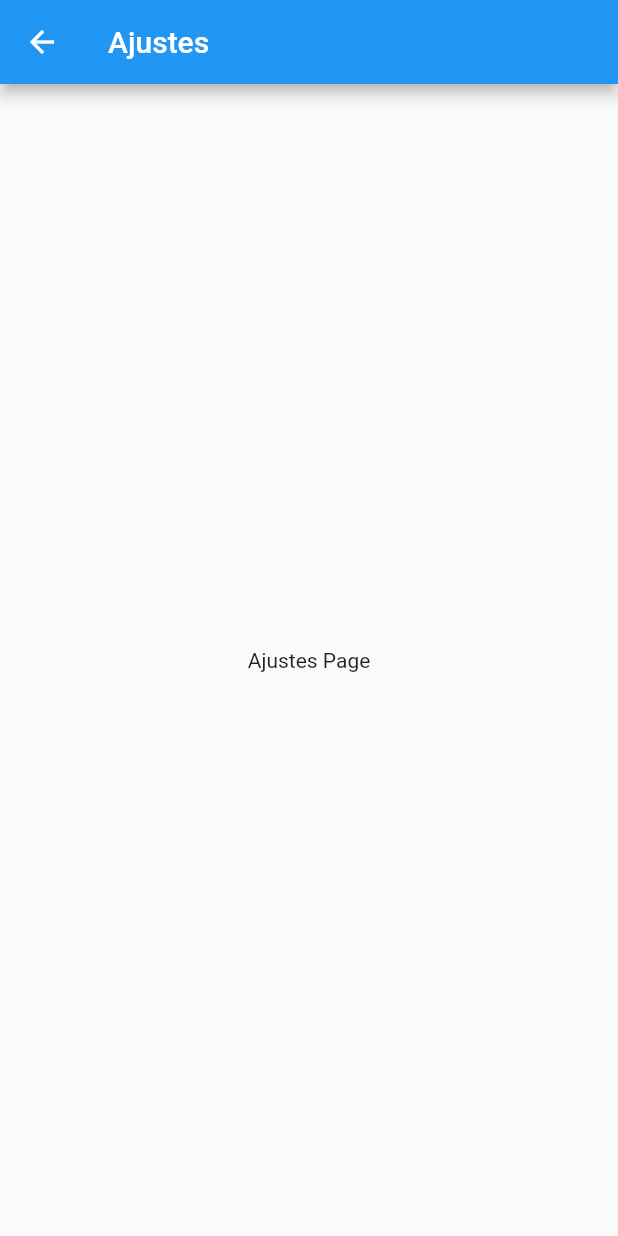
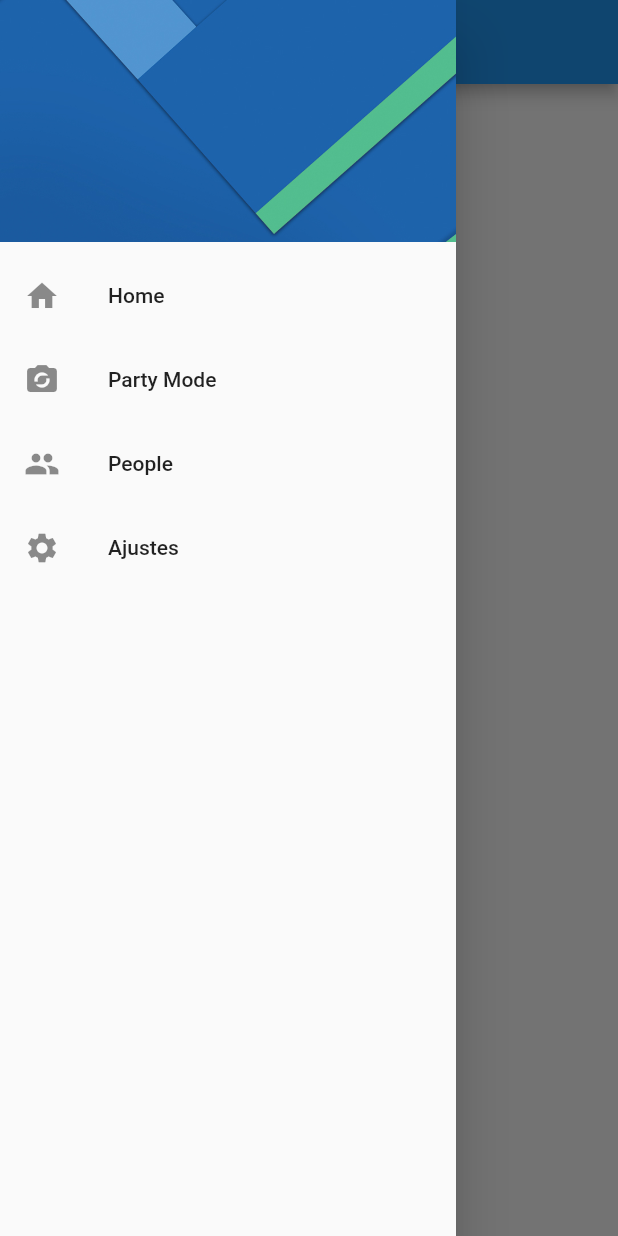
Before and after one commit to Jhonsebas77/udemy-flutter-shared-preferences, a Flutter app: the SettingsPage screen opened by its route, with the side drawer open (before the commit the screen has no drawer), on a phone screen of 412 x 824 dp. Run offline on Flutter 3.47's test engine with Material 2 defaults, Android fonts, the light colour scheme and no system bars.

Commit message:
Fix the navigation for screens

```diff
--- a/lib/src/pages/settings_page.dart
+++ b/lib/src/pages/settings_page.dart
@@ -1,4 +1,5 @@
 import 'package:flutter/material.dart';
+import 'package:shared_preferences_udemy/src/widgets/widgets.dart';
 
 class SettingsPage extends StatelessWidget {
   static final String routeName = 'settings';
@@ -10,6 +11,7 @@ class SettingsPage extends StatelessWidget {
       appBar: AppBar(
         title: Text('Ajustes'),
       ),
+      drawer: MenuDrawer(),
       body: Center(
         child: Text(
           'Ajustes Page',
--- /dev/null
+++ b/lib/src/widgets/menu_widget.dart
@@ -0,0 +1,52 @@
+import 'package:flutter/material.dart';
+import 'package:shared_preferences_udemy/src/pages/pages.dart';
+
+class MenuDrawer extends StatelessWidget {
+  const MenuDrawer({Key? key}) : super(key: key);
+
+  @override
+  Widget build(BuildContext context) {
+    return Drawer(
+      child: ListView(
+        padding: EdgeInsets.zero,
+        children: [
+          DrawerHeader(
+            child: Container(),
+            decoration: BoxDecoration(
+              image: DecorationImage(
+                image: AssetImage('assets/img/menu-img.jpg'),
+                fit: BoxFit.cover,
+              ),
+            ),
+          ),
+          ListTile(
+            leading: Icon(Icons.home),
+            title: Text('Home'),
+            onTap: () => Navigator.pushReplacementNamed(
+              context,
+              HomePage.routeName,
+            ),
+          ),
+          ListTile(
+            leading: Icon(Icons.party_mode),
+            title: Text('Party Mode'),
+            onTap: () {},
+          ),
+          ListTile(
+            leading: Icon(Icons.people),
+            title: Text('People'),
+            onTap: () {},
+          ),
+          ListTile(
+            leading: Icon(Icons.settings),
+            title: Text('Ajustes'),
+            onTap: () => Navigator.pushReplacementNamed(
+              context,
+              SettingsPage.routeName,
+            ),
+          ),
+        ],
+      ),
+    );
+  }
+}
--- /dev/null
+++ b/lib/src/widgets/widgets.dart
@@ -0,0 +1 @@
+export 'package:shared_preferences_udemy/src/widgets/menu_widget.dart';
```
Also changed, not shown: lib/src/pages/home_page.dart (+2 -47 lines).
